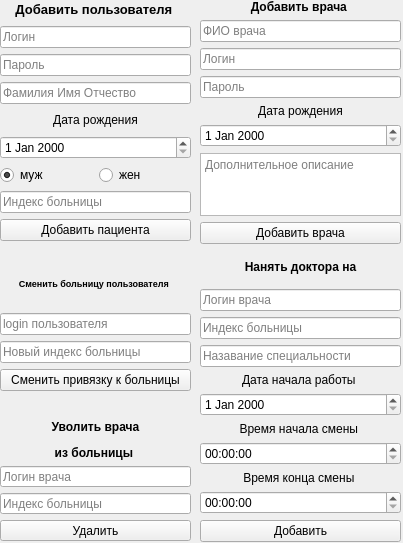
Banifest/HospitalDB, file client/gui/ui/reg_window.ui: the form before one commit.
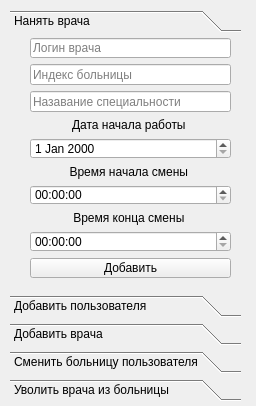
The form after the commit. The open tabs and pages were chosen to show the change.

Commit message: complete gui model

```diff
--- a/client/gui/ui/reg_window.ui
+++ b/client/gui/ui/reg_window.ui
@@ -6,65 +6,152 @@
    <rect>
     <x>0</x>
     <y>0</y>
-       <width>403</width>
-       <height>543</height>
+       <width>256</width>
+       <height>406</height>
    </rect>
   </property>
   <property name="windowTitle">
    <string>Form</string>
   </property>
-  <widget class="QWidget" name="verticalLayoutWidget">
+        <widget class="QToolBox" name="toolBox">
+   <property name="geometry">
+    <rect>
+        <x>10</x>
+        <y>10</y>
+        <width>231</width>
+        <height>391</height>
+    </rect>
+   </property>
+            <property name="sizePolicy">
+                <sizepolicy hsizetype="Minimum" vsizetype="Minimum">
+                    <horstretch>0</horstretch>
+                    <verstretch>0</verstretch>
+                </sizepolicy>
+            </property>
+            <property name="currentIndex">
+                <number>4</number>
+            </property>
+            <widget class="QWidget" name="page">
    <property name="geometry">
     <rect>
      <x>0</x>
      <y>0</y>
-        <width>191</width>
+                        <width>231</width>
+                        <height>256</height>
+                    </rect>
+                </property>
+                <attribute name="label">
+                    <string>Нанять врача</string>
+                </attribute>
+                <widget class="QWidget" name="gridLayoutWidget_3">
+                    <property name="geometry">
+                        <rect>
+                            <x>20</x>
+                            <y>0</y>
+                            <width>201</width>
         <height>241</height>
     </rect>
    </property>
-      <layout class="QGridLayout" name="gridLayout" rowstretch="0,0,0,0,0,0,0,0,0,0">
+                    <layout class="QGridLayout" name="gridLayout_4">
+                        <item row="7" column="0">
+                            <widget class="QLabel" name="label_6">
+                                <property name="text">
+                                    <string>&lt;html&gt;&lt;head/&gt;&lt;body&gt;&lt;p align=&quot;center&quot;&gt;Дата
+                                        начала
+                                        работы&lt;/p&gt;&lt;/body&gt;&lt;/html&gt;
+                                    </string>
+                                </property>
+                            </widget>
+                        </item>
+                        <item row="13" column="0">
+                            <widget class="QPushButton" name="take_button">
+                                <property name="text">
+                                    <string>Добавить</string>
+                                </property>
+                            </widget>
+                        </item>
+                        <item row="12" column="0">
+                            <widget class="QTimeEdit" name="take_doctor_time_end"/>
+                        </item>
+                        <item row="4" column="0">
+                            <widget class="QLineEdit" name="take_zip_doctor_text_box">
+                                <property name="placeholderText">
+                                    <string>Индекс больницы</string>
+                                </property>
+                            </widget>
+                        </item>
+                        <item row="9" column="0">
+                            <widget class="QLabel" name="label_8">
+                                <property name="text">
+                                    <string>&lt;html&gt;&lt;head/&gt;&lt;body&gt;&lt;p align=&quot;center&quot;&gt;Время
+                                        начала
+                                        смены&lt;/p&gt;&lt;/body&gt;&lt;/html&gt;
+                                    </string>
+                                </property>
+                            </widget>
+                        </item>
+                        <item row="10" column="0">
+                            <widget class="QTimeEdit" name="take_doctor_time_begin"/>
+                        </item>
+                        <item row="5" column="0">
+                            <widget class="QLineEdit" name="take_special_doctor_text_box">
+                                <property name="text">
+                                    <string/>
+                                </property>
+                                <property name="placeholderText">
+                                    <string>Назавание специальности</string>
+                                </property>
+                            </widget>
+                        </item>
+                        <item row="11" column="0">
+                            <widget class="QLabel" name="label_9">
+                                <property name="text">
+                                    <string>&lt;html&gt;&lt;head/&gt;&lt;body&gt;&lt;p align=&quot;center&quot;&gt;Время
+                                        конца
+                                        смены&lt;/p&gt;&lt;/body&gt;&lt;/html&gt;
+                                    </string>
+                                </property>
+                            </widget>
+                        </item>
+                        <item row="3" column="0">
+                            <widget class="QLineEdit" name="take_login_doctor_text_box">
+                                <property name="placeholderText">
+                                    <string>Логин врача</string>
+                                </property>
+                            </widget>
+                        </item>
+                        <item row="8" column="0">
+                            <widget class="QDateEdit" name="take_doctor_date_being_work"/>
+                        </item>
+                    </layout>
+                </widget>
+            </widget>
+            <widget class="QWidget" name="page_2">
+                <property name="geometry">
+                    <rect>
+                        <x>0</x>
+                        <y>0</y>
+                        <width>231</width>
+                        <height>256</height>
+                    </rect>
+                </property>
+                <attribute name="label">
+                    <string>Добавить пользователя</string>
+                </attribute>
+                <widget class="QWidget" name="verticalLayoutWidget">
+                    <property name="geometry">
+                        <rect>
+                            <x>10</x>
+                            <y>30</y>
+                            <width>216</width>
+                            <height>201</height>
+                        </rect>
+                    </property>
+                    <layout class="QGridLayout" name="gridLayout" rowstretch="0,0,0,0,0,0,0,0,0">
     <property name="sizeConstraint">
      <enum>QLayout::SetDefaultConstraint</enum>
     </property>
-          <item row="9" column="0" colspan="2">
-              <widget class="QPushButton" name="add_patient_button">
-      <property name="text">
-          <string>Добавить пациента</string>
-      </property>
-              </widget>
-          </item>
           <item row="1" column="0" colspan="2">
-              <widget class="QLineEdit" name="user_login_text_box">
-                  <property name="placeholderText">
-                      <string>Логин</string>
-                  </property>
-              </widget>
-          </item>
-          <item row="6" column="1">
-              <widget class="QRadioButton" name="user_women_radio">
-                  <property name="text">
-                      <string>жен</string>
-                  </property>
-              </widget>
-          </item>
-          <item row="7" column="0" colspan="2">
-     <widget class="QLineEdit" name="user_zip_text_box">
-      <property name="placeholderText">
-       <string>Индекс больницы</string>
-      </property>
-     </widget>
-    </item>
-          <item row="3" column="0" colspan="2">
-              <widget class="QLineEdit" name="user_fio_text_box">
-                  <property name="text">
-                      <string/>
-                  </property>
-      <property name="placeholderText">
-          <string>Фамилия Имя Отчество</string>
-      </property>
-     </widget>
-    </item>
-          <item row="2" column="0" colspan="2">
      <widget class="QLineEdit" name="user_password_text_box">
       <property name="echoMode">
        <enum>QLineEdit::Password</enum>
@@ -74,7 +161,7 @@
       </property>
      </widget>
     </item>
-          <item row="6" column="0" alignment="Qt::AlignLeft">
+                        <item row="5" column="0" alignment="Qt::AlignLeft">
               <widget class="QRadioButton" name="user_men_radio">
                   <property name="text">
                       <string>муж</string>
@@ -84,128 +171,125 @@
                   </property>
               </widget>
           </item>
-          <item row="0" column="0" colspan="2">
-              <widget class="QLabel" name="label">
-                  <property name="text">
-                      <string>&lt;html&gt;&lt;head/&gt;&lt;body&gt;&lt;p align=&quot;center&quot;&gt;&lt;span style=&quot;
-                          font-size:10pt; font-weight:600;&quot;&gt;Добавить пользователя&lt;/span&gt;&lt;/p&gt;&lt;/body&gt;&lt;/html&gt;
-                      </string>
-                  </property>
-              </widget>
-          </item>
-          <item row="5" column="0" colspan="2">
-              <widget class="QDateEdit" name="user_birthday"/>
-          </item>
-          <item row="4" column="0" colspan="2">
+                        <item row="3" column="0" colspan="2">
               <widget class="QLabel" name="label_4">
                   <property name="text">
-                      <string>&lt;html&gt;&lt;head/&gt;&lt;body&gt;&lt;p align=&quot;center&quot;&gt;Дата рождения&lt;/p&gt;&lt;/body&gt;&lt;/html&gt;</string>
-                  </property>
-              </widget>
-          </item>
-      </layout>
-  </widget>
-        <widget class="QWidget" name="gridLayoutWidget">
-            <property name="geometry">
-                <rect>
-                    <x>0</x>
-                    <y>260</y>
-                    <width>191</width>
-                    <height>131</height>
-                </rect>
-            </property>
-            <layout class="QGridLayout" name="gridLayout_2">
-                <item row="1" column="0">
-                    <widget class="QLabel" name="label_2">
-                        <property name="text">
-                            <string>&lt;html&gt;&lt;head/&gt;&lt;body&gt;&lt;p align=&quot;center&quot;&gt;&lt;span
-                                style=&quot; font-size:7pt; font-weight:600;&quot;&gt;Сменить больницу пользователя&lt;/span&gt;&lt;/p&gt;&lt;/body&gt;&lt;/html&gt;
+                                    <string>&lt;html&gt;&lt;head/&gt;&lt;body&gt;&lt;p align=&quot;center&quot;&gt;Дата
+                                        рождения&lt;/p&gt;&lt;/body&gt;&lt;/html&gt;
                             </string>
                         </property>
                     </widget>
                 </item>
-                <item row="5" column="0">
-                    <widget class="QPushButton" name="change_hospital_user">
+                        <item row="2" column="0" colspan="2">
+                            <widget class="QLineEdit" name="user_fio_text_box">
                         <property name="text">
-                            <string>Сменить привязку к больницы</string>
-                        </property>
-                    </widget>
-                </item>
-                <item row="4" column="0">
-                    <widget class="QLineEdit" name="new_zip_hospital_text_box">
+                                    <string/>
+                                </property>
+                                <property name="placeholderText">
+                                    <string>Фамилия Имя Отчество</string>
+                                </property>
+                            </widget>
+                        </item>
+                        <item row="4" column="0" colspan="2">
+                            <widget class="QDateEdit" name="user_birthday"/>
+                        </item>
+                        <item row="6" column="0" colspan="2">
+                            <widget class="QLineEdit" name="user_zip_text_box">
       <property name="placeholderText">
           <string>Новый индекс больницы</string>
       </property>
      </widget>
     </item>
-                <item row="3" column="0">
-                    <widget class="QLineEdit" name="id_name_user_text_box">
+                        <item row="0" column="0" colspan="2">
+                            <widget class="QLineEdit" name="user_login_text_box">
                         <property name="placeholderText">
-                            <string>login пользователя</string>
+                                    <string>Логин</string>
+                                </property>
+                            </widget>
+                        </item>
+                        <item row="5" column="1">
+                            <widget class="QRadioButton" name="user_women_radio">
+                                <property name="text">
+                                    <string>жен</string>
+                                </property>
+                            </widget>
+                        </item>
+                        <item row="8" column="0" colspan="2">
+                            <widget class="QPushButton" name="add_patient_button">
+                                <property name="text">
+                                    <string>Добавить пациента</string>
                         </property>
                     </widget>
                 </item>
             </layout>
         </widget>
+            </widget>
+            <widget class="QWidget" name="page_3">
+                <attribute name="label">
+                    <string>Добавить врача</string>
+                </attribute>
         <widget class="QWidget" name="gridLayoutWidget_2">
             <property name="geometry">
                 <rect>
-                    <x>200</x>
+                            <x>10</x>
                     <y>0</y>
                     <width>201</width>
-                    <height>244</height>
+                            <height>257</height>
                 </rect>
             </property>
             <layout class="QGridLayout" name="gridLayout_3">
-                <item row="5" column="0">
-                    <widget class="QLabel" name="label_5">
-      <property name="text">
-          <string>&lt;html&gt;&lt;head/&gt;&lt;body&gt;&lt;p align=&quot;center&quot;&gt;Дата рождения&lt;/p&gt;&lt;/body&gt;&lt;/html&gt;</string>
-      </property>
-     </widget>
-    </item>
                 <item row="7" column="0">
+                            <widget class="QDateEdit" name="add_date_birthday_text_box"/>
+                        </item>
+                        <item row="4" column="0">
+                            <widget class="QLineEdit" name="add_login_doctor_text_box">
+                                <property name="placeholderText">
+                                    <string>Логин</string>
+                                </property>
+                            </widget>
+                        </item>
+                        <item row="12" column="0">
+                            <widget class="QPushButton" name="create_doctor_button">
+                                <property name="text">
+                                    <string>Добавить врача</string>
+                                </property>
+                            </widget>
+                        </item>
+                        <item row="8" column="0">
                     <widget class="QTextEdit" name="add_discription_doctor_text_box">
                         <property name="placeholderText">
                             <string>Дополнительное описание</string>
                         </property>
                     </widget>
                 </item>
-                <item row="4" column="0">
+                        <item row="5" column="0">
                     <widget class="QLineEdit" name="add_password_doctor_text_box">
                         <property name="placeholderText">
                             <string>Пароль</string>
                         </property>
                     </widget>
                 </item>
-                <item row="2" column="0">
+                        <item row="6" column="0">
+                            <widget class="QLabel" name="label_5">
+                                <property name="text">
+                                    <string>&lt;html&gt;&lt;head/&gt;&lt;body&gt;&lt;p align=&quot;center&quot;&gt;Дата
+                                        рождения&lt;/p&gt;&lt;/body&gt;&lt;/html&gt;
+                                    </string>
+                                </property>
+                            </widget>
+                        </item>
+                        <item row="3" column="0">
                     <widget class="QLineEdit" name="add_fio_doctor_text_box">
                         <property name="placeholderText">
                             <string>ФИО врача</string>
                         </property>
                     </widget>
                 </item>
-                <item row="11" column="0">
-                    <widget class="QPushButton" name="create_doctor_button">
-      <property name="text">
-          <string>Добавить врача</string>
-      </property>
-                    </widget>
-                </item>
-                <item row="3" column="0">
-                    <widget class="QLineEdit" name="add_login_doctor_text_box">
-                        <property name="placeholderText">
-                            <string>Логин</string>
-      </property>
-     </widget>
-    </item>
-                <item row="6" column="0">
-                    <widget class="QDateEdit" name="add_date_birthday_text_box"/>
-                </item>
-                <item row="1" column="0">
+                        <item row="2" column="0">
                     <widget class="QLabel" name="label_3">
       <property name="text">
-          <string>&lt;html&gt;&lt;head/&gt;&lt;body&gt;&lt;p align=&quot;center&quot;&gt;&lt;span style=&quot;
+                                    <string>&lt;html&gt;&lt;head/&gt;&lt;body&gt;&lt;p align=&quot;center&quot;&gt;&lt;span
+                                        style=&quot;
               font-weight:600;&quot;&gt;Добавить врача&lt;/span&gt;&lt;/p&gt;&lt;/body&gt;&lt;/html&gt;
           </string>
       </property>
@@ -213,131 +297,76 @@
                 </item>
             </layout>
         </widget>
-        <widget class="QWidget" name="gridLayoutWidget_3">
+            </widget>
+            <widget class="QWidget" name="page_4">
+                <attribute name="label">
+                    <string>Сменить больницу пользователя</string>
+                </attribute>
+                <widget class="QWidget" name="gridLayoutWidget">
             <property name="geometry">
                 <rect>
-                    <x>200</x>
-                    <y>260</y>
-                    <width>201</width>
-                    <height>282</height>
-                </rect>
-            </property>
-            <layout class="QGridLayout" name="gridLayout_4">
-                <item row="14" column="0">
-                    <widget class="QPushButton" name="take_button">
-                        <property name="text">
-                            <string>Добавить</string>
-                        </property>
-                    </widget>
-                </item>
-                <item row="6" column="0">
-                    <widget class="QLineEdit" name="take_special_doctor_text_box">
-                        <property name="text">
-                            <string/>
-                        </property>
-                        <property name="placeholderText">
-                            <string>Назавание специальности</string>
-                        </property>
-                    </widget>
-                </item>
-                <item row="4" column="0">
-                    <widget class="QLineEdit" name="take_login_doctor_text_box">
-                        <property name="placeholderText">
-                            <string>Логин врача</string>
-                        </property>
-                    </widget>
-                </item>
-                <item row="9" column="0">
-                    <widget class="QDateEdit" name="take_doctor_date_being_work"/>
-                </item>
-                <item row="8" column="0">
-                    <widget class="QLabel" name="label_6">
-                        <property name="text">
-                            <string>&lt;html&gt;&lt;head/&gt;&lt;body&gt;&lt;p align=&quot;center&quot;&gt;Дата начала
-                                работы&lt;/p&gt;&lt;/body&gt;&lt;/html&gt;
-                            </string>
-                        </property>
-                    </widget>
-                </item>
-                <item row="11" column="0">
-                    <widget class="QTimeEdit" name="take_doctor_time_begin"/>
-                </item>
-                <item row="13" column="0">
-                    <widget class="QTimeEdit" name="take_doctor_time_end"/>
-                </item>
-                <item row="10" column="0">
-                    <widget class="QLabel" name="label_8">
-                        <property name="text">
-                            <string>&lt;html&gt;&lt;head/&gt;&lt;body&gt;&lt;p align=&quot;center&quot;&gt;Время начала
-                                смены&lt;/p&gt;&lt;/body&gt;&lt;/html&gt;
-                            </string>
-                        </property>
-                    </widget>
-                </item>
-                <item row="12" column="0">
-                    <widget class="QLabel" name="label_9">
-                        <property name="text">
-                            <string>&lt;html&gt;&lt;head/&gt;&lt;body&gt;&lt;p align=&quot;center&quot;&gt;Время конца
-                                смены&lt;/p&gt;&lt;/body&gt;&lt;/html&gt;
-                            </string>
-                        </property>
-                    </widget>
-                </item>
+                            <x>10</x>
+                            <y>10</y>
+                            <width>191</width>
+                            <height>131</height>
+                        </rect>
+                    </property>
+                    <layout class="QGridLayout" name="gridLayout_2">
                 <item row="3" column="0">
-                    <widget class="QLabel" name="label_7">
+                            <widget class="QLineEdit" name="new_zip_hospital_text_box">
+                                <property name="placeholderText">
+                                    <string>Новый индекс больницы</string>
+                                </property>
+                            </widget>
+                        </item>
+                        <item row="2" column="0">
+                            <widget class="QLineEdit" name="id_name_user_text_box">
+                                <property name="placeholderText">
+                                    <string>login пользователя</string>
+                                </property>
+                            </widget>
+                        </item>
+                        <item row="4" column="0">
+                            <widget class="QPushButton" name="change_hospital_user">
                         <property name="text">
-                            <string>&lt;html&gt;&lt;head/&gt;&lt;body&gt;&lt;p align=&quot;center&quot;&gt;&lt;span
-                                style=&quot; font-weight:600;&quot;&gt;Нанять доктора на&lt;/span&gt;&lt;/p&gt;&lt;p
-                                align=&quot;center&quot;&gt;&lt;span style=&quot; font-weight:600;&quot;&gt;работу в
-                                больницу&lt;/span&gt;&lt;/p&gt;&lt;/body&gt;&lt;/html&gt;
-                            </string>
-                        </property>
-                    </widget>
-                </item>
-                <item row="5" column="0">
-                    <widget class="QLineEdit" name="take_zip_doctor_text_box">
-                        <property name="placeholderText">
-                            <string>Индекс больницы</string>
+                                    <string>Сменить привязку к больницы</string>
                         </property>
                     </widget>
                 </item>
             </layout>
         </widget>
+                <zorder>gridLayoutWidget</zorder>
+                <zorder>gridLayoutWidget</zorder>
+            </widget>
+            <widget class="QWidget" name="page_5">
+                <attribute name="label">
+                    <string>Уволить врача из больницы</string>
+                </attribute>
         <widget class="QWidget" name="gridLayoutWidget_4">
             <property name="geometry">
                 <rect>
-                    <x>0</x>
-                    <y>420</y>
+                            <x>10</x>
+                            <y>20</y>
                     <width>191</width>
                     <height>121</height>
                 </rect>
             </property>
             <layout class="QGridLayout" name="del_login_text_box">
-                <item row="4" column="0">
+                        <item row="2" column="0">
                     <widget class="QPushButton" name="del_button">
                         <property name="text">
                             <string>Удалить</string>
                         </property>
                     </widget>
                 </item>
-                <item row="0" column="0" rowspan="2">
-                    <widget class="QLabel" name="label_10">
-                        <property name="text">
-                            <string>&lt;html&gt;&lt;head/&gt;&lt;body&gt;&lt;p align=&quot;center&quot;&gt;&lt;span
-                                style=&quot; font-weight:600;&quot;&gt;Уволить врача&lt;/span&gt;&lt;/p&gt;&lt;p align=&quot;center&quot;&gt;&lt;span
-                                style=&quot; font-weight:600;&quot;&gt;из больницы&lt;/span&gt;&lt;/p&gt;&lt;/body&gt;&lt;/html&gt;
-                            </string>
-                        </property>
-                    </widget>
-                </item>
-                <item row="2" column="0">
+                        <item row="0" column="0">
                     <widget class="QLineEdit" name="lineEdit_6">
                         <property name="placeholderText">
                             <string>Логин врача</string>
                         </property>
                     </widget>
                 </item>
-                <item row="3" column="0">
+                        <item row="1" column="0">
                     <widget class="QLineEdit" name="del_password_text_box">
                         <property name="placeholderText">
                             <string>Индекс больницы</string>
@@ -345,6 +374,10 @@
      </widget>
     </item>
    </layout>
+                </widget>
+                <zorder>gridLayoutWidget_4</zorder>
+                <zorder>gridLayoutWidget_4</zorder>
+            </widget>
   </widget>
  </widget>
  <resources/>
```
Left out of the diff: 2 changed lines with no effect on the pictures. Lines whose indentation alone changed are shown as unchanged. The commit also changes 7 other files.
